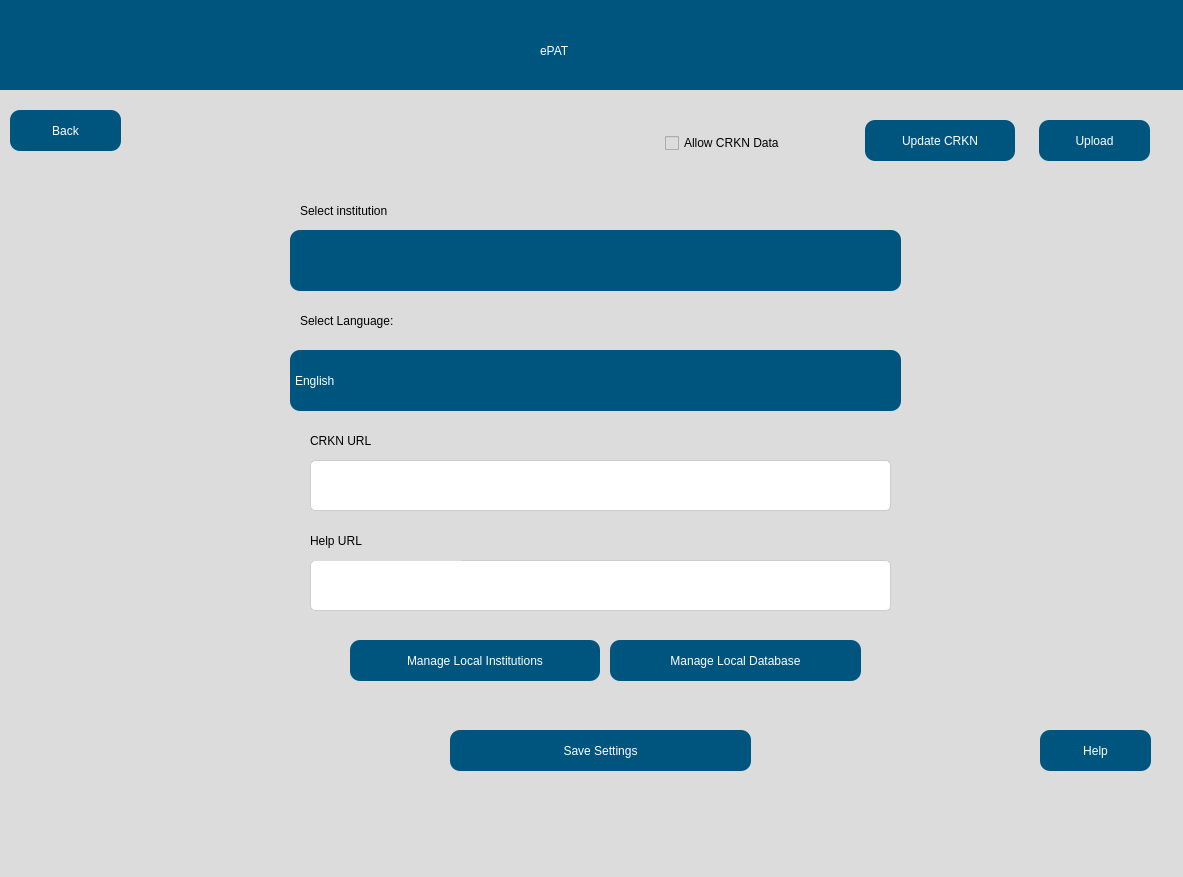
Qt form src/user_interface/english_settingsPage.ui (eppenney/eBook-Perpetual-Access-Rights-Tracker) before a commit.
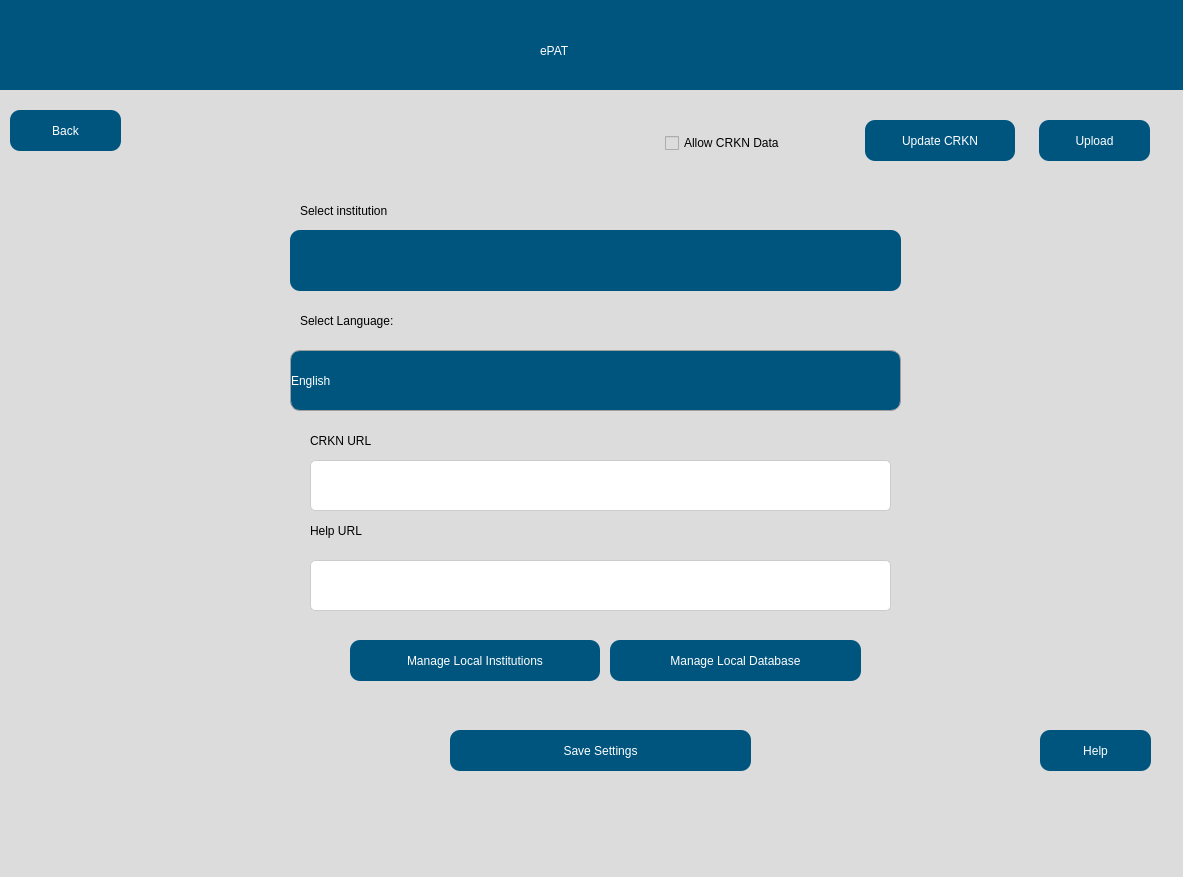
The same form after that commit. Icons and pictures are not drawn.

Commit message: Some changes in the settingsPage.py regarding the help link. Please check.

What changed in the file:
```diff
--- a/src/user_interface/english_settingsPage.ui
+++ b/src/user_interface/english_settingsPage.ui
@@ -231,7 +231,6 @@
      <string>Help Link </string>
     </property>
    </widget>
-
    <widget class="QLabel" name="UniversityLabel_7">
     <property name="geometry">
      <rect>
@@ -259,38 +258,51 @@
      </rect>
     </property>
     <property name="styleSheet">
-     <string notr="true">/* Styling for the QComboBox */
-QComboBox {
-    font: 75 16pt &quot;Arial&quot;;
-    background-color: rgb(0, 85, 127);
-    border-radius: 10px;
-    color: rgb(255, 255, 255);
-}
+     <string notr="true">
+            /* Styling for the QComboBox */
+            QComboBox {
+                font: 75 16pt &quot;Arial&quot;;
+                background-color: rgb(0, 85, 127); /* Default background color */
+                border: 1px solid palette(dark);
+                border-radius: 10px;
+                color: white; /* Text color */
+            }
 
-/* Styling for the QComboBox when hovered */
-QComboBox:hover {
-    background-color: rgb(0, 75, 117); /* Slightly darker color when hovered */
-}
+            /* Styling for the QComboBox when hovered */
+            QComboBox:hover {
+                background-color: rgb(0, 75, 117); /* Background color when hovered */
+            }
 
-/* Styling for the QComboBox when the dropdown is activated */
-QComboBox::drop-down {
-    subcontrol-origin: padding;
-    subcontrol-position: right center;
-    width: 15px;
-    border-left-width: 0px;
-    border-left-color: darkgray;
-    border-left-style: solid; /* just a single line */
-    border-top-right-radius: 10px; /* same radius as the QComboBox */
-    border-bottom-right-radius: 10px; /* same radius as the QComboBox */
-}
+            /* Styling for the QComboBox when the dropdown is activated */
+            QComboBox::drop-down {
+                subcontrol-origin: padding;
+                subcontrol-position: right center;
+                width: 15px;
+                border-left-width: 0px;
+                border-left-color: darkgray;
+                border-left-style: solid; /* just a single line */
+                border-top-right-radius: 10px; /* same radius as the QComboBox */
+                border-bottom-right-radius: 10px; /* same radius as the QComboBox */
+            }
 
-/* Styling for the QComboBox when the dropdown button is pressed */
-QComboBox::down-arrow {
+            /* Styling for the QComboBox when the dropdown button is pressed */
+            QComboBox::down-arrow {
                 image: url(resources/dropdown_icon.png);
                 width: 21px;
                 height: 15px;
                 padding-right: 15px;
-            }</string>
+            }
+
+            /* Platform-specific adjustments */
+            QComboBox:!editable:on {
+                padding-right: 30px; /* Adjust for drop-down icon space */
+            }
+
+            /* macOS specific adjustments */
+            QComboBox:!editable:on:mac {
+                padding-right: 25px; /* Adjust for drop-down icon space on macOS */
+            }
+        </string>
     </property>
     <item>
      <property name="text">
@@ -353,11 +365,11 @@
 }</string>
     </property>
    </widget>
-   <widget class="QLabel" name="helpURL">
+   <widget class="QLabel" name="helpLabel">
     <property name="geometry">
      <rect>
       <x>320</x>
-      <y>520</y>
+      <y>510</y>
       <width>151</width>
       <height>41</height>
      </rect>
@@ -544,40 +556,6 @@
      <string>Manage Local Institutions</string>
     </property>
    </widget>
-   <widget class="QTextEdit" name="helpLink">
-    <property name="geometry">
-     <rect>
-      <x>320</x>
-      <y>460</y>
-      <width>581</width>
-      <height>51</height>
-     </rect>
-    </property>
-    <property name="styleSheet">
-     <string notr="true">/* Styling for QTextEdit */
-QTextEdit {
-    font-family: Arial, sans-serif;
-    font-size: 14px;
-    color: #333; /* Text color */
-    background-color: #fff; /* Background color */
-    border: 1px solid #ccc; /* Border color */
-    border-radius: 5px; /* Border radius */
-    padding: 8px; /* Padding inside the QTextEdit */
-}
-
-/* Styling for QTextEdit when it's focused */
-QTextEdit:focus {
-    border: 1px solid #4d90fe; /* Focused border color */
-    outline: none; /* Remove default focus outline */
-}
-
-/* Styling for QTextEdit when hovered */
-QTextEdit:hover {
-    border: 1px solid #999; /* Border color on hover */
-}</string>
-    </property>
-   </widget>
-
    <widget class="QCheckBox" name="allowCRKNData">
     <property name="geometry">
      <rect>
```
The commit also changes 2 other files.
